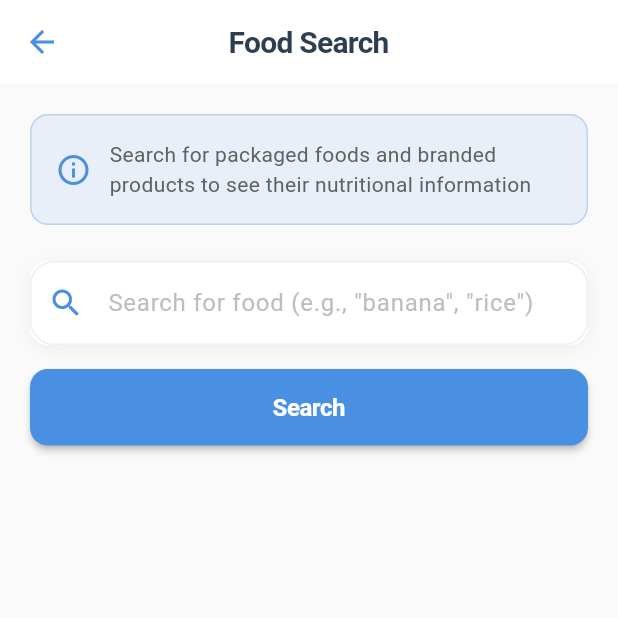
After one commit to sanaGumalingMagCode/kidnease-ckd-app, a Flutter app: the FoodSearchScreen screen opened directly, on a phone screen of 412 x 824 dp, the top half of it. The commit adds this screen. Run offline on Flutter 3.47's test engine with Material 3 defaults, Android fonts, the phone set to English and light mode, and no system bars; our stand-ins replace cloud_firestore, firebase_auth, firebase_core, firebase_crashlytics, firebase_storage, fl_chart and 5 more; accounts and stored records are empty.

Commit message:
Add FatSecret food search feature with nutritional database lookup

```diff
--- a/kidnease_app/lib/features/dashboard/presentation/screens/dashboard_screen.dart
+++ b/kidnease_app/lib/features/dashboard/presentation/screens/dashboard_screen.dart
@@ -3,6 +3,7 @@ import 'package:flutter_riverpod/flutter_riverpod.dart';
 import '../../../../shared/providers/providers.dart';
 import '../../../dietary_profile/presentation/screens/dietary_profile_screen.dart';
 import '../../../food_assessment/presentation/screens/camera_screen.dart';
+import '../../../food_search/presentation/screens/food_search_screen.dart';
 import '../widgets/nutrient_chart_widget.dart';
 import '../widgets/progress_ring_widget.dart';
 import '../widgets/assessment_list_widget.dart';
@@ -620,6 +621,15 @@ class _DashboardScreenState extends ConsumerState<DashboardScreen>
               },
             ),
             ListTile(
+              leading: const Icon(Icons.search, color: Color(0xFF4A90E2)),
+              title: const Text('Search Food Database'),
+              subtitle: const Text('Find nutritional info for any food'),
+              onTap: () {
+                Navigator.pop(context);
+                _navigateToFoodSearch(context);
+              },
+            ),
+            ListTile(
               leading: const Icon(Icons.info_outline),
               title: const Text('About'),
               onTap: () {
@@ -638,6 +648,14 @@ class _DashboardScreenState extends ConsumerState<DashboardScreen>
             ),
           ],
         ),
+      ),
+    );
+  }
+
+  void _navigateToFoodSearch(BuildContext context) {
+    Navigator.of(context).push(
+      MaterialPageRoute(
+        builder: (_) => const FoodSearchScreen(),
       ),
     );
   }
--- /dev/null
+++ b/kidnease_app/lib/features/food_search/presentation/screens/food_search_screen.dart
@@ -0,0 +1,447 @@
+import 'package:flutter/material.dart';
+import 'package:flutter_riverpod/flutter_riverpod.dart';
+import '../../../food_assessment/data/models/nutritional_data.dart';
+import '../../../../shared/providers/providers.dart';
+
+class FoodSearchScreen extends ConsumerStatefulWidget {
+  const FoodSearchScreen({super.key});
+
+  @override
+  ConsumerState<FoodSearchScreen> createState() => _FoodSearchScreenState();
+}
+
+class _FoodSearchScreenState extends ConsumerState<FoodSearchScreen> {
+  final TextEditingController _searchController = TextEditingController();
+  bool _isSearching = false;
+  NutritionalData? _searchResult;
+  String? _errorMessage;
+
+  @override
+  void dispose() {
+    _searchController.dispose();
+    super.dispose();
+  }
+
+  Future<void> _searchFood() async {
+    final query = _searchController.text.trim();
+    if (query.isEmpty) {
+      setState(() {
+        _errorMessage = 'Please enter a food name';
+      });
+      return;
+    }
+
+    setState(() {
+      _isSearching = true;
+      _errorMessage = null;
+      _searchResult = null;
+    });
+
+    try {
+      final fatSecretClient = ref.read(fatSecretApiClientProvider);
+      final result = await fatSecretClient.searchProduct(query);
+
+      setState(() {
+        _isSearching = false;
+        if (result != null) {
+          _searchResult = result;
+        } else {
+          _errorMessage = 'No food found with that name. Try a different search term.';
+        }
+      });
+    } catch (e) {
+      setState(() {
+        _isSearching = false;
+        _errorMessage = 'Error searching food: ${e.toString()}';
+      });
+    }
+  }
+
+  @override
+  Widget build(BuildContext context) {
+    return Scaffold(
+      backgroundColor: Colors.grey[50],
+      appBar: AppBar(
+        title: const Text(
+          'Food Search',
+          style: TextStyle(
+            color: Color(0xFF2C3E50),
+            fontWeight: FontWeight.bold,
+          ),
+        ),
+        backgroundColor: Colors.white,
+        elevation: 0,
+        iconTheme: const IconThemeData(color: Color(0xFF4A90E2)),
+      ),
+      body: SingleChildScrollView(
+        child: Padding(
+          padding: const EdgeInsets.all(20.0),
+          child: Column(
+            crossAxisAlignment: CrossAxisAlignment.stretch,
+            children: [
+              // Info card
+              Container(
+                padding: const EdgeInsets.all(16),
+                decoration: BoxDecoration(
+                  color: const Color(0xFF4A90E2).withValues(alpha: 0.1),
+                  borderRadius: BorderRadius.circular(12),
+                  border: Border.all(
+                    color: const Color(0xFF4A90E2).withValues(alpha: 0.3),
+                  ),
+                ),
+                child: Row(
+                  children: [
+                    Icon(
+                      Icons.info_outline,
+                      color: const Color(0xFF4A90E2),
+                      size: 24,
+                    ),
+                    const SizedBox(width: 12),
+                    Expanded(
+                      child: Text(
+                        'Search for packaged foods and branded products to see their nutritional information',
+                        style: TextStyle(
+                          color: Colors.grey[700],
+                          fontSize: 14,
+                        ),
+                      ),
+                    ),
+                  ],
+                ),
+              ),
+              const SizedBox(height: 24),
+
+              // Search bar
+              Container(
+                decoration: BoxDecoration(
+                  color: Colors.white,
+                  borderRadius: BorderRadius.circular(12),
+                  boxShadow: [
+                    BoxShadow(
+                      color: Colors.black.withValues(alpha: 0.05),
+                      blurRadius: 10,
+                      offset: const Offset(0, 2),
+                    ),
+                  ],
+                ),
+                child: TextField(
+                  controller: _searchController,
+                  decoration: InputDecoration(
+                    hintText: 'Search for food (e.g., "banana", "rice")',
+                    hintStyle: TextStyle(color: Colors.grey[400]),
+                    prefixIcon: const Icon(
+                      Icons.search,
+                      color: Color(0xFF4A90E2),
+                    ),
+                    suffixIcon: _searchController.text.isNotEmpty
+                        ? IconButton(
+                            icon: const Icon(Icons.clear, color: Colors.grey),
+                            onPressed: () {
+                              _searchController.clear();
+                              setState(() {
+                                _searchResult = null;
+                                _errorMessage = null;
+                              });
+                            },
+                          )
+                        : null,
+                    border: OutlineInputBorder(
+                      borderRadius: BorderRadius.circular(12),
+                      borderSide: BorderSide.none,
+                    ),
+                    filled: true,
+                    fillColor: Colors.white,
+                    contentPadding: const EdgeInsets.symmetric(
+                      horizontal: 16,
+                      vertical: 16,
+                    ),
+                  ),
+                  onChanged: (value) {
+                    setState(() {}); // Rebuild to show/hide clear button
+                  },
+                  onSubmitted: (_) => _searchFood(),
+                ),
+              ),
+              const SizedBox(height: 16),
+
+              // Search button
+              ElevatedButton(
+                onPressed: _isSearching ? null : _searchFood,
+                style: ElevatedButton.styleFrom(
+                  backgroundColor: const Color(0xFF4A90E2),
+                  foregroundColor: Colors.white,
+                  padding: const EdgeInsets.symmetric(vertical: 16),
+                  shape: RoundedRectangleBorder(
+                    borderRadius: BorderRadius.circular(12),
+                  ),
+                  elevation: 2,
+                ),
+                child: _isSearching
+                    ? const SizedBox(
+                        height: 20,
+                        width: 20,
+                        child: CircularProgressIndicator(
+                          color: Colors.white,
+                          strokeWidth: 2,
+                        ),
+                      )
+                    : const Text(
+                        'Search',
+                        style: TextStyle(
+                          fontSize: 16,
+                          fontWeight: FontWeight.bold,
+                        ),
+                      ),
+              ),
+              const SizedBox(height: 24),
+
+              // Error message
+              if (_errorMessage != null)
+                Container(
+                  padding: const EdgeInsets.all(16),
+                  decoration: BoxDecoration(
+                    color: Colors.red.withValues(alpha: 0.1),
+                    borderRadius: BorderRadius.circular(12),
+                    border: Border.all(
+                      color: Colors.red.withValues(alpha: 0.3),
+                    ),
+                  ),
+                  child: Row(
+                    children: [
+                      const Icon(
+                        Icons.error_outline,
+                        color: Colors.red,
+                        size: 24,
+                      ),
+                      const SizedBox(width: 12),
+                      Expanded(
+                        child: Text(
+                          _errorMessage!,
+                          style: const TextStyle(
+                            color: Colors.red,
+                            fontSize: 14,
+                          ),
+                        ),
+                      ),
+                    ],
+                  ),
+                ),
+
+              // Search result
+              if (_searchResult != null) _buildResultCard(_searchResult!),
+            ],
+          ),
+        ),
+      ),
+    );
+  }
+
+  Widget _buildResultCard(NutritionalData data) {
+    return Container(
+      decoration: BoxDecoration(
+        color: Colors.white,
+        borderRadius: BorderRadius.circular(16),
+        boxShadow: [
+          BoxShadow(
+            color: Colors.black.withValues(alpha: 0.08),
+            blurRadius: 10,
+            offset: const Offset(0, 4),
+          ),
+        ],
+      ),
+      child: Column(
+        crossAxisAlignment: CrossAxisAlignment.stretch,
+        children: [
+          // Header
+          Container(
+            padding: const EdgeInsets.all(20),
+            decoration: BoxDecoration(
+              gradient: const LinearGradient(
+                colors: [Color(0xFF4A90E2), Color(0xFF357ABD)],
+                begin: Alignment.topLeft,
+                end: Alignment.bottomRight,
+              ),
+              borderRadius: const BorderRadius.only(
+                topLeft: Radius.circular(16),
+                topRight: Radius.circular(16),
+              ),
+            ),
+            child: Column(
+              crossAxisAlignment: CrossAxisAlignment.start,
+              children: [
+                Row(
+                  children: [
+                    Container(
+                      padding: const EdgeInsets.all(8),
+                      decoration: BoxDecoration(
+                        color: Colors.white.withValues(alpha: 0.2),
+                        borderRadius: BorderRadius.circular(8),
+                      ),
+                      child: const Icon(
+                        Icons.restaurant,
+                        color: Colors.white,
+                        size: 24,
+                      ),
+                    ),
+                    const SizedBox(width: 12),
+                    Expanded(
+                      child: Column(
+                        crossAxisAlignment: CrossAxisAlignment.start,
+                        children: [
+                          Text(
+                            data.productName,
+                            style: const TextStyle(
+                              color: Colors.white,
+                              fontSize: 20,
+                              fontWeight: FontWeight.bold,
+                            ),
+                          ),
+                          const SizedBox(height: 4),
+                          Text(
+                            'Serving: ${data.servingSize}',
+                            style: TextStyle(
+                              color: Colors.white.withValues(alpha: 0.9),
+                              fontSize: 14,
+                            ),
+                          ),
+                        ],
+                      ),
+                    ),
+                  ],
+                ),
+              ],
+            ),
+          ),
+
+          // Nutritional information
+          Padding(
+            padding: const EdgeInsets.all(20),
+            child: Column(
+              crossAxisAlignment: CrossAxisAlignment.start,
+              children: [
+                const Text(
+                  'CKD-Important Nutrients',
+                  style: TextStyle(
+                    fontSize: 16,
+                    fontWeight: FontWeight.bold,
+                    color: Color(0xFF2C3E50),
+                  ),
+                ),
+                const SizedBox(height: 16),
+
+                // Sodium
+                _buildNutrientRow(
+                  icon: Icons.water_drop,
+                  color: Colors.blue,
+                  label: 'Sodium',
+                  value: '${data.sodium.toStringAsFixed(0)} mg',
+                ),
+                const Divider(height: 24),
+
+                // Potassium
+                _buildNutrientRow(
+                  icon: Icons.local_fire_department,
+                  color: Colors.orange,
+                  label: 'Potassium',
+                  value: '${data.potassium.toStringAsFixed(0)} mg',
+                ),
+                const Divider(height: 24),
+
+                // Phosphorus
+                _buildNutrientRow(
+                  icon: Icons.diamond,
+                  color: Colors.purple,
+                  label: 'Phosphorus',
+                  value: '${data.phosphorus.toStringAsFixed(0)} mg',
+                ),
+                const Divider(height: 24),
+
+                // Protein
+                _buildNutrientRow(
+                  icon: Icons.fitness_center,
+                  color: Colors.green,
+                  label: 'Protein',
+                  value: '${data.protein.toStringAsFixed(1)} g',
+                ),
+              ],
+            ),
+          ),
+
+          // Disclaimer
+          Container(
+            padding: const EdgeInsets.all(16),
+            decoration: BoxDecoration(
+              color: Colors.grey[100],
+              borderRadius: const BorderRadius.only(
+                bottomLeft: Radius.circular(16),
+                bottomRight: Radius.circular(16),
+              ),
+            ),
+            child: Row(
+              children: [
+                Icon(
+                  Icons.info_outline,
+                  size: 16,
+                  color: Colors.grey[600],
+                ),
+                const SizedBox(width: 8),
+                Expanded(
+                  child: Text(
+                    'Compare these values with your daily limits',
+                    style: TextStyle(
+                      fontSize: 12,
+                      color: Colors.grey[600],
+                    ),
+                  ),
+                ),
+              ],
+            ),
+          ),
+        ],
+      ),
+    );
+  }
+
+  Widget _buildNutrientRow({
+    required IconData icon,
+    required Color color,
+    required String label,
+    required String value,
+  }) {
+    return Row(
+      children: [
+        Container(
+          padding: const EdgeInsets.all(8),
+          decoration: BoxDecoration(
+            color: color.withValues(alpha: 0.1),
+            borderRadius: BorderRadius.circular(8),
+          ),
+          child: Icon(
+            icon,
+            color: color,
+            size: 20,
+          ),
+        ),
+        const SizedBox(width: 12),
+        Expanded(
+          child: Text(
+            label,
+            style: const TextStyle(
+              fontSize: 15,
+              fontWeight: FontWeight.w500,
+              color: Color(0xFF2C3E50),
+            ),
+          ),
+        ),
+        Text(
+          value,
+          style: const TextStyle(
+            fontSize: 16,
+            fontWeight: FontWeight.bold,
+            color: Color(0xFF4A90E2),
+          ),
+        ),
+      ],
+    );
+  }
+}
```
